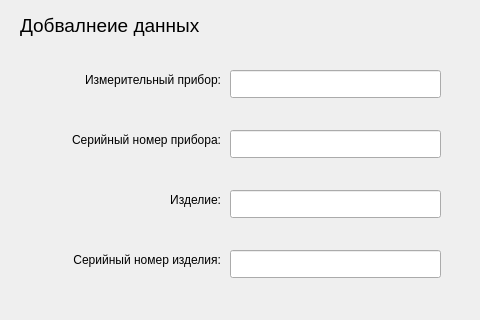
Qt form adddatafile.ui (Nikonoffcmi/diplome) before a commit; both pictures show x 0 to 480 and y 0 to 320 of the 907 by 549 pixel window.
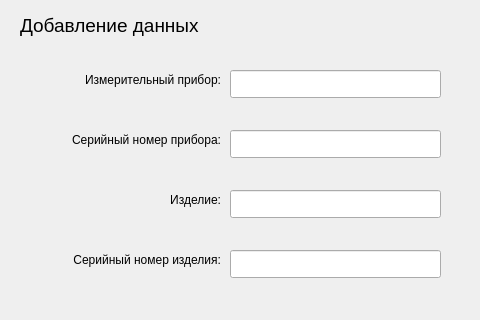
The same form after that commit.

The edit to the form file:
```diff
--- a/adddatafile.ui
+++ b/adddatafile.ui
@@ -151,7 +151,7 @@
     </rect>
    </property>
    <property name="text">
-    <string>&lt;html&gt;&lt;head/&gt;&lt;body&gt;&lt;p&gt;&lt;span style=&quot; font-size:14pt;&quot;&gt;Добвалнеие данных&lt;/span&gt;&lt;/p&gt;&lt;/body&gt;&lt;/html&gt;</string>
+    <string>&lt;html&gt;&lt;head/&gt;&lt;body&gt;&lt;p&gt;&lt;span style=&quot; font-size:14pt;&quot;&gt;Добавление данных&lt;/span&gt;&lt;/p&gt;&lt;/body&gt;&lt;/html&gt;</string>
    </property>
   </widget>
  </widget>
```
